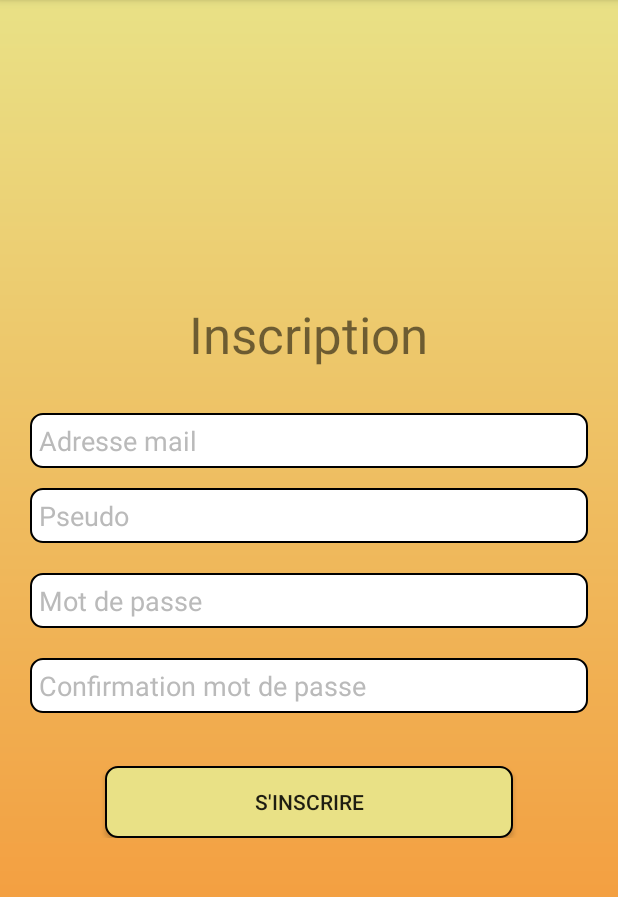
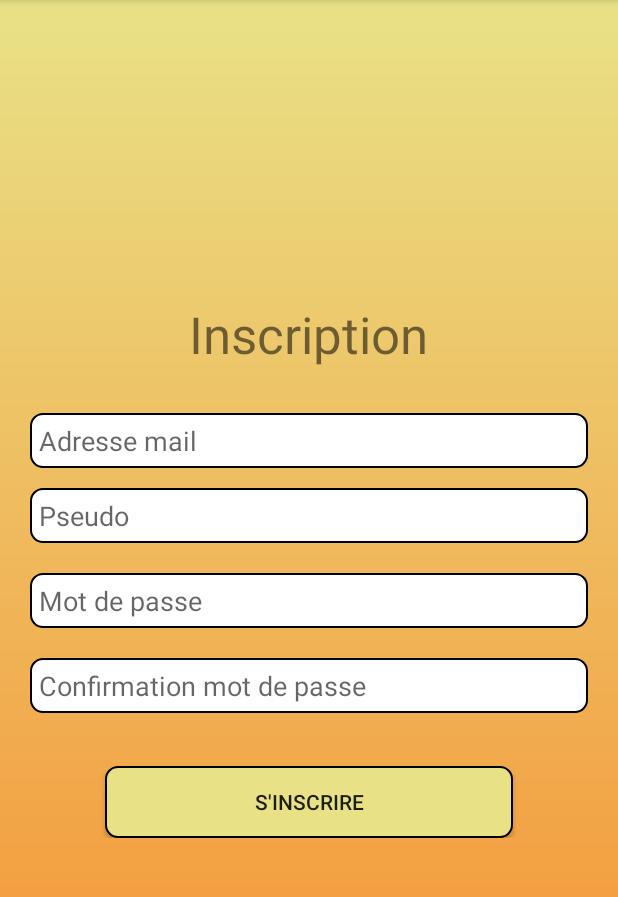
Before and after one commit to Jemery-Dev/Coral-Map, an Android app: the Registration screen opened directly, with no data from a screen before it, on a phone screen of 412 x 824 dp, the part 84-981 px from its top. Run offline under Robolectric (Android 15) with nearby library versions, the phone set to English and light mode, and no system bars; our stand-ins replace Firebase (no records; nobody signed in at launch, a user with empty details on screens opened directly).

Commit message:
Revert "fix des couleurs des inputs"
This reverts commit 5c5bea75f9676ff04e9e244c69c73db77558a54c.

```diff
--- a/app/src/main/res/layout/activity_login.xml
+++ b/app/src/main/res/layout/activity_login.xml
@@ -38,7 +38,6 @@
                 android:id="@+id/email"
                 android:layout_width="match_parent"
                 android:layout_height="wrap_content"
-                android:textColor="#000000"
                 android:layout_marginTop="20dp"
                 android:background="@drawable/edit_text_background"
                 android:hint="@string/adresse_mail"
@@ -53,7 +52,6 @@
                 android:layout_width="match_parent"
                 android:layout_height="wrap_content"
                 android:layout_marginTop="20dp"
-                android:textColor="#000000"
                 android:padding="6dp"
                 android:background="@drawable/edit_text_background"
                 android:hint="@string/mot_de_passe"
--- a/app/src/main/res/layout/activity_register.xml
+++ b/app/src/main/res/layout/activity_register.xml
@@ -36,8 +36,6 @@
                     android:layout_width="match_parent"
                     android:layout_height="wrap_content"
                     android:layout_marginTop="30dp"
-                    android:textColorHint="#bababa"
-                    android:textColor="#000000"
                     android:padding="6dp"
                     android:background="@drawable/edit_text_background"
                     android:inputType="textEmailAddress"
@@ -51,8 +49,6 @@
                     android:layout_height="wrap_content"
                     android:padding="6dp"
                     android:layout_marginTop="80dp"
-                    android:textColorHint="#bababa"
-                    android:textColor="#000000"
                     android:background="@drawable/edit_text_background"
                     android:inputType="textEmailAddress"
                     android:hint="Pseudo"
@@ -62,10 +58,8 @@
                 <EditText
                     android:id="@+id/input_password"
                     android:layout_width="match_parent"
-                    android:textColor="#000000"
                     android:layout_height="wrap_content"
                     android:layout_marginTop="70dp"
-                    android:textColorHint="#bababa"
                     android:padding="6dp"
                     android:inputType="textPassword"
                     android:background="@drawable/edit_text_background"
@@ -78,10 +72,8 @@
                     android:layout_height="wrap_content"
                     android:layout_marginTop="20dp"
                     android:inputType="textPassword"
-                    android:textColor="#000000"
                     android:background="@drawable/edit_text_background"
                     android:padding="6dp"
-                    android:textColorHint="#bababa"
                     android:hint="@string/confirmation_mot_de_passe"
                     android:layout_below="@+id/input_password"/>
 
```
